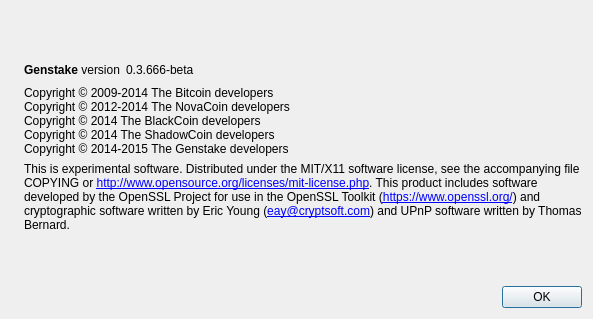
Above: src/qt/forms/aboutdialog.ui from ultra-pool/g3nstake before the change. Below: the same form after it.
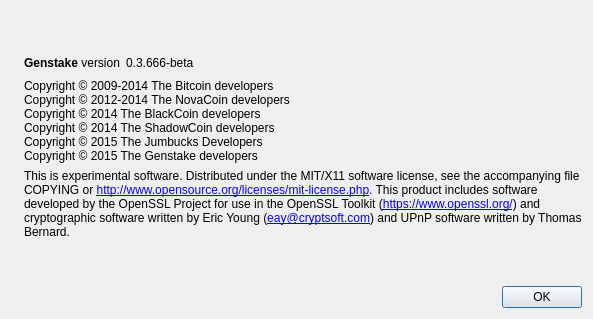
That is the form after the change. Icons and pictures are not drawn.

The edit to the form file:
```diff
--- a/src/qt/forms/aboutdialog.ui
+++ b/src/qt/forms/aboutdialog.ui
@@ -95,7 +95,8 @@
 Copyright © 2012-2014 The NovaCoin developers
 Copyright © 2014 The BlackCoin developers
 Copyright © 2014 The ShadowCoin developers
-Copyright © 2014-2015 The Genstake developers</string>
+Copyright © 2015 The Jumbucks Developers
+Copyright © 2015 The Genstake developers</string>
        </property>
        <property name="textInteractionFlags">
         <set>Qt::LinksAccessibleByMouse|Qt::TextSelectableByKeyboard|Qt::TextSelectableByMouse</set>
```
